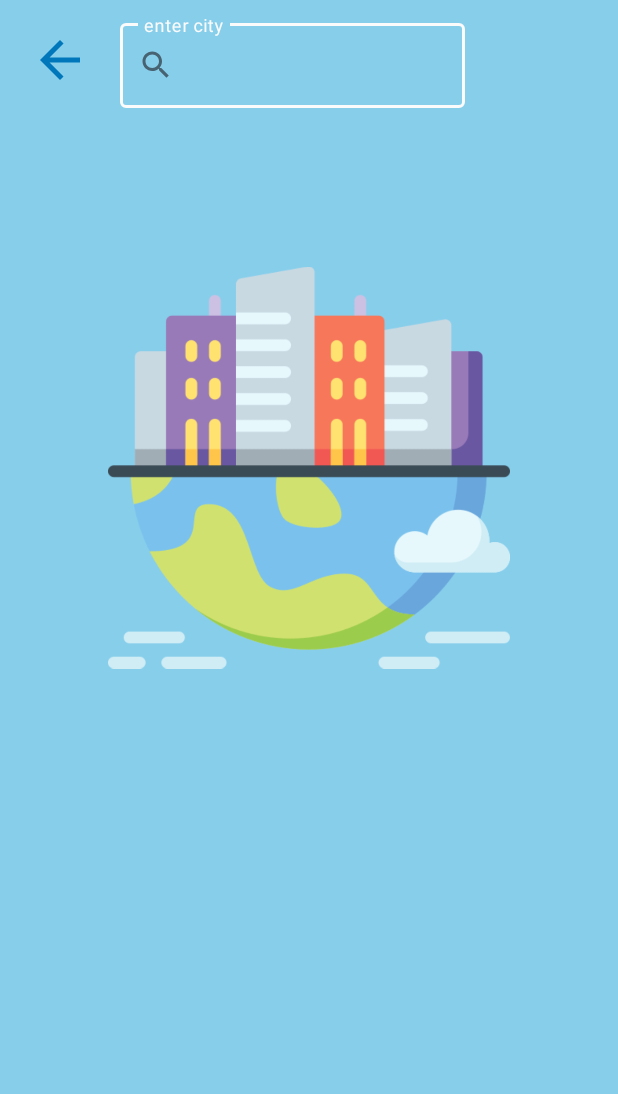
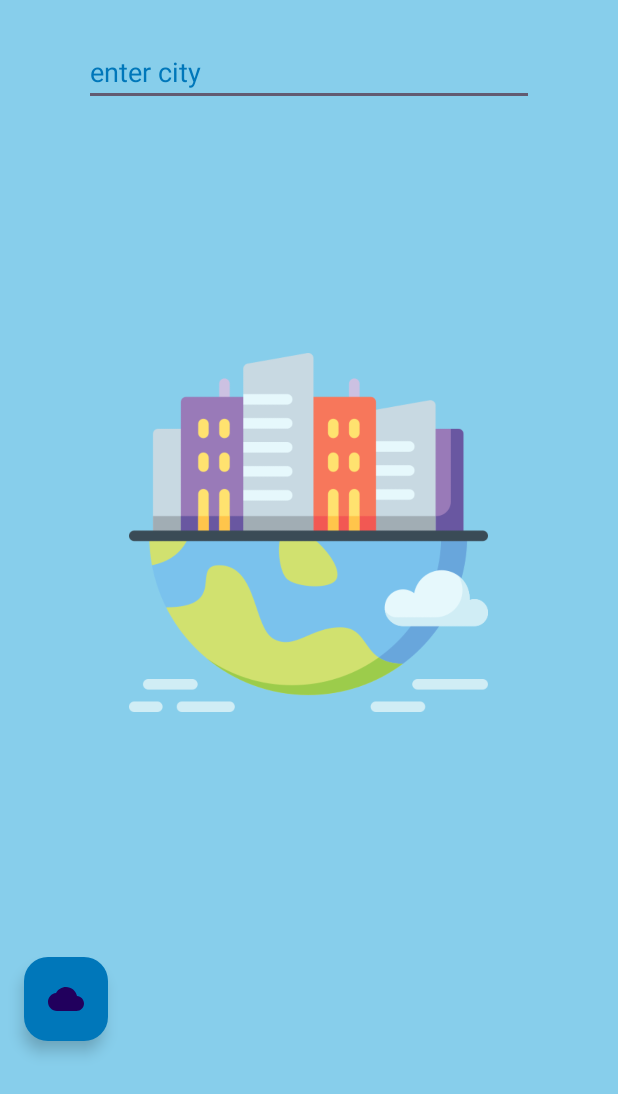
Before and after one commit to OlamideLanre/WeatherApp-java, an Android app: the SearchPage screen opened directly, with no data from a screen before it, on a phone screen of 412 x 824 dp. Shown: the top 1094 px of the screen. Run offline under Robolectric (Android 15) with nearby library versions, the phone set to English and light mode, and no system bars; libraries missing offline, so code that uses them is left out: com.loopj.android, cz.msebera.android.

```diff
--- a/app/src/main/java/my/first/weather/SearchPage.java
+++ b/app/src/main/java/my/first/weather/SearchPage.java
@@ -5,18 +5,54 @@ import androidx.appcompat.app.AppCompatActivity;
 import android.content.Intent;
 import android.os.Bundle;
 import android.view.View;
+import android.widget.AdapterView;
+import android.widget.ArrayAdapter;
+import android.widget.AutoCompleteTextView;
 import android.widget.TextView;
+import android.widget.Toast;
+
+import com.google.android.material.floatingactionbutton.FloatingActionButton;
+import com.google.android.material.textfield.TextInputEditText;
 
 public class SearchPage extends AppCompatActivity {
 
-    TextView backBtn;
+//    TextView backBtn;
+    TextInputEditText textField;
+    AutoCompleteTextView autoCompleteTextView;
+    FloatingActionButton backBtn;
 
+    MainActivity mainActivity;
     @Override
     protected void onCreate(Bundle savedInstanceState) {
         super.onCreate(savedInstanceState);
         setContentView(R.layout.activity_search_page);
 
-        backBtn=findViewById(R.id.backButton);
+        backBtn=findViewById(R.id.floating_backButton);
+        mainActivity= new MainActivity();
+
+        String[] cities=getResources().getStringArray(R.array.cities);
+        autoCompleteTextView=findViewById(R.id.autoTextView);
+        ArrayAdapter<String>adapter=new ArrayAdapter<String>(this, android.R.layout.simple_list_item_1, cities);
+        autoCompleteTextView.setAdapter(adapter);
+
+        autoCompleteTextView.setOnItemClickListener(new AdapterView.OnItemClickListener() {
+            @Override
+            public void onItemClick(AdapterView<?> adapterView, View view, int position, long l) {
+                String selectedCity=(String) adapterView.getItemAtPosition(position);
+                if (selectedCity.isEmpty()){
+                    Toast.makeText(SearchPage.this, "Select a city", Toast.LENGTH_SHORT).show();
+                }else{
+                    Intent searchIntent=new Intent(SearchPage.this,MainActivity.class);
+                    searchIntent.putExtra("selectedCity",selectedCity);
+                    startActivity(searchIntent);
+                    Toast.makeText(SearchPage.this, "City selected: "+selectedCity, Toast.LENGTH_SHORT).show();
+                }
+//                startActivity(searchIntenToast.makeText(SearchPage.this, "City selected: "+selectedCity, Toast.LENGTH_SHORT).show();t);
+
+            }
+        });
+
+
 
         backBtn.setOnClickListener(new View.OnClickListener() {
             @Override
--- a/app/src/main/res/layout/activity_search_page.xml
+++ b/app/src/main/res/layout/activity_search_page.xml
@@ -7,42 +7,77 @@
     tools:context=".SearchPage"
     android:background="@color/skyBlue"
     >
-    <TextView
-        android:id="@+id/backButton"
-        android:layout_width="40dp"
-        android:layout_height="40dp"
-        android:background="@drawable/baseline_arrow_back_24"
-        android:backgroundTint="@color/mainBlue"
-        android:layout_marginStart="20dp"
-        android:layout_marginTop="20dp"/>
+<!--    <TextView-->
+<!--        android:id="@+id/backButton"-->
+<!--        android:layout_width="40dp"-->
+<!--        android:layout_height="40dp"-->
+<!--        android:background="@drawable/baseline_arrow_back_24"-->
+<!--        android:backgroundTint="@color/mainBlue"-->
+<!--        android:layout_marginStart="20dp"-->
+<!--        android:layout_marginTop="20dp"/>-->
 
-    <com.google.android.material.textfield.TextInputLayout
-        android:layout_toRightOf="@id/backButton"
-        android:id="@+id/outlinedTextField"
-        android:layout_width="230dp"
-        android:layout_height="wrap_content"
-        app:startIconDrawable="@drawable/baseline_search_24"
-        android:hint="enter city"
-        app:hintTextColor="@color/clearWhite"
-        android:layout_marginStart="20dp"
-        android:layout_marginTop="10dp"
-        app:boxStrokeColor="@color/clearWhite"
-        style="@style/Widget.MaterialComponents.TextInputLayout.OutlinedBox">
+<!--    <com.google.android.material.textfield.TextInputLayout-->
+<!--        android:layout_toRightOf="@id/backButton"-->
+<!--        android:id="@+id/outlinedTextField"-->
+<!--        android:layout_width="230dp"-->
+<!--        android:layout_height="wrap_content"-->
+<!--        app:startIconDrawable="@drawable/baseline_search_24"-->
+<!--        android:hint="enter city"-->
+<!--        app:hintTextColor="@color/clearWhite"-->
+<!--        android:layout_marginStart="20dp"-->
+<!--        android:layout_marginTop="10dp"-->
+<!--        app:boxStrokeColor="@color/clearWhite"-->
+<!--        style="@style/Widget.MaterialComponents.TextInputLayout.OutlinedBox">-->
 
-        <com.google.android.material.textfield.TextInputEditText
-            android:layout_width="match_parent"
-            android:layout_height="wrap_content"
-            />
+<!--        <com.google.android.material.textfield.TextInputEditText-->
+<!--            android:layout_width="match_parent"-->
+<!--            android:layout_height="wrap_content"-->
+<!--            />-->
+<!--        -->
 
-    </com.google.android.material.textfield.TextInputLayout>
+<!--    </com.google.android.material.textfield.TextInputLayout>-->
 
     <ImageView
         android:id="@+id/imageView"
-        android:layout_width="268dp"
-        android:layout_height="355dp"
-        android:layout_below="@id/outlinedTextField"
+        android:layout_width="239dp"
+        android:layout_height="282dp"
+        android:layout_below="@id/autoTextView"
+        android:layout_marginTop="143dp"
         android:layout_centerHorizontal="true"
-        android:layout_marginTop="62dp"
         app:srcCompat="@drawable/city" />
 
+<!--    <TextView-->
+<!--        android:layout_width="wrap_content"-->
+<!--        android:layout_height="wrap_content"-->
+<!--        android:text="Weather"-->
+<!--        android:layout_marginStart="20dp"-->
+<!--        android:textStyle="bold"-->
+<!--        android:textSize="30dp"-->
+<!--        android:textColor="@color/clearWhite"/>-->
+
+
+    <AutoCompleteTextView
+        android:id="@+id/autoTextView"
+        android:layout_width="300dp"
+        android:layout_height="wrap_content"
+        android:layout_centerHorizontal="true"
+        android:layout_marginStart="30dp"
+        android:layout_marginTop="25dp"
+        android:hint="enter city"
+        android:textColor="@color/clearWhite"
+        android:textColorHint="@color/mainBlue" />
+
+    <com.google.android.material.floatingactionbutton.FloatingActionButton
+        android:id="@+id/floating_backButton"
+        android:layout_width="wrap_content"
+        android:layout_height="wrap_content"
+        android:layout_below="@id/imageView"
+        android:layout_gravity="right|bottom"
+        android:layout_marginStart="16dp"
+        android:layout_marginTop="142dp"
+        android:layout_marginEnd="16dp"
+        android:layout_marginBottom="16dp"
+        android:backgroundTint="@color/mainBlue"
+        app:srcCompat="@drawable/baseline_cloud_24" />
+
 </RelativeLayout>
--- a/app/src/main/res/values/strings.xml
+++ b/app/src/main/res/values/strings.xml
@@ -1,3 +1,26 @@
 <resources>
     <string name="app_name">Weather</string>
+    <string-array name="cities">
+        <item>Alaska</item>
+        <item>Abuja</item>
+        <item>Paris</item>
+        <item>Nambia</item>
+        <item>Kaduna</item>
+        <item>Karachi</item>
+        <item>Kano</item>
+        <item>Kathmandu</item>
+        <item>Benue</item>
+        <item>Lagos</item>
+        <item>Las Vegas</item>
+        <item>Berlin</item>
+        <item>Bern</item>
+        <item>Lima</item>
+        <item>Los Angeles</item>
+        <item>Chicago</item>
+        <item>Chennai</item>
+        <item>Chongqing</item>
+        <item>Toronto</item>
+        <item>Beijing</item>
+        <item>Manila</item>
+    </string-array>
 </resources>
```
Also changed, not shown: app/src/main/res/drawable/humidity_icon.png (added).
